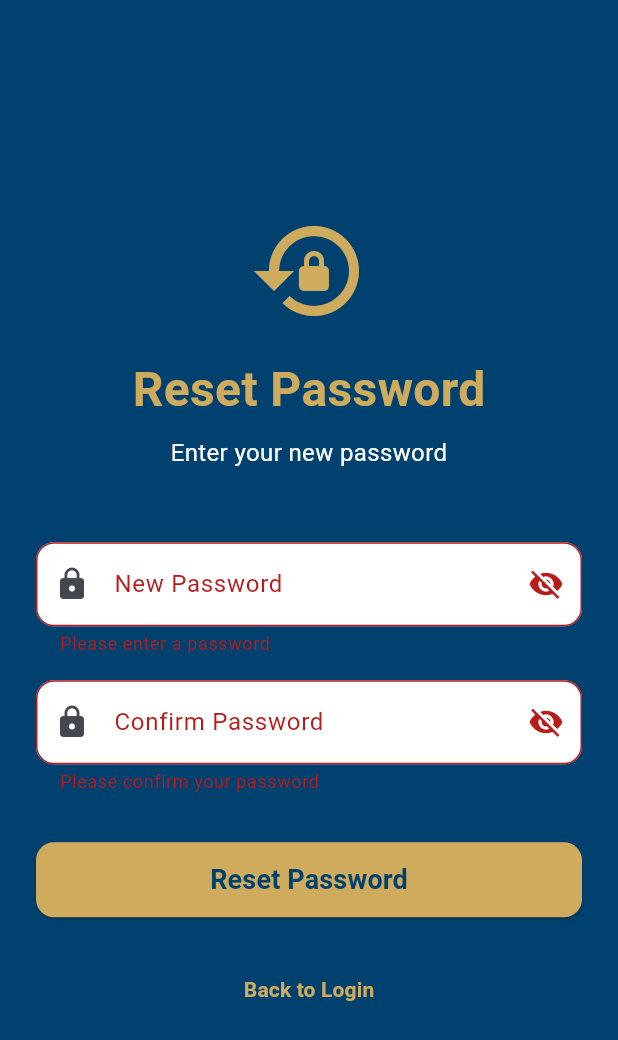
After one commit to dimitri-correia/dim-dim-health, a Flutter app: the ResetPasswordScreen screen opened directly, after a tap on "Reset Password", on a phone screen of 412 x 824 dp. The commit adds this screen. Shown: the top 1040 px of the screen. Run offline on Flutter 3.47's test engine with Material 3 defaults, Android fonts, the light colour scheme and no system bars; our stand-ins replace email_validator, flutter_secure_storage; accounts and stored records are empty; generated files the repository leaves out were written again; network calls fail.

Commit message:
flutter for email links handling

```diff
--- /dev/null
+++ b/app/dimdimhealth/lib/screens/reset_password_screen.dart
@@ -0,0 +1,309 @@
+import 'package:flutter/material.dart';
+import 'package:provider/provider.dart';
+import '../services/auth_provider.dart';
+import '../utils/app_config.dart';
+
+class ResetPasswordScreen extends StatefulWidget {
+  final String? token;
+
+  const ResetPasswordScreen({super.key, this.token});
+
+  @override
+  State<ResetPasswordScreen> createState() => _ResetPasswordScreenState();
+}
+
+class _ResetPasswordScreenState extends State<ResetPasswordScreen> {
+  final _formKey = GlobalKey<FormState>();
+  final _passwordController = TextEditingController();
+  final _confirmPasswordController = TextEditingController();
+  bool _passwordVisible = false;
+  bool _confirmPasswordVisible = false;
+  bool _resetSuccess = false;
+
+  @override
+  void dispose() {
+    _passwordController.dispose();
+    _confirmPasswordController.dispose();
+    super.dispose();
+  }
+
+  Future<void> _handleResetPassword() async {
+    if (_formKey.currentState!.validate()) {
+      final token = widget.token;
+      if (token == null || token.isEmpty) {
+        if (mounted) {
+          ScaffoldMessenger.of(context).showSnackBar(
+            const SnackBar(
+              content: Text('Invalid reset token. Please request a new reset link.'),
+              backgroundColor: Colors.red,
+            ),
+          );
+        }
+        return;
+      }
+
+      final authProvider = Provider.of<AuthProvider>(context, listen: false);
+
+      try {
+        final success = await authProvider.resetPassword(
+          token: token,
+          newPassword: _passwordController.text.trim(),
+        );
+
+        if (mounted) {
+          if (success) {
+            setState(() {
+              _resetSuccess = true;
+            });
+          } else {
+            ScaffoldMessenger.of(context).showSnackBar(
+              SnackBar(
+                content: Text(authProvider.error ?? 'Reset failed'),
+                backgroundColor: Colors.red,
+              ),
+            );
+          }
+        }
+      } catch (e) {
+        if (mounted) {
+          ScaffoldMessenger.of(context).showSnackBar(
+            SnackBar(content: Text('Error: $e'), backgroundColor: Colors.red),
+          );
+        }
+      }
+    }
+  }
+
+  @override
+  Widget build(BuildContext context) {
+    return Scaffold(
+      body: Container(
+        decoration: BoxDecoration(color: Theme.of(context).colorScheme.primary),
+        child: SafeArea(
+          child: Center(
+            child: SingleChildScrollView(
+              padding: const EdgeInsets.all(24.0),
+              child: _resetSuccess ? _buildSuccessView() : _buildFormView(),
+            ),
+          ),
+        ),
+      ),
+    );
+  }
+
+  Widget _buildFormView() {
+    return Consumer<AuthProvider>(
+      builder: (context, authProvider, _) {
+        return Form(
+          key: _formKey,
+          child: Column(
+            mainAxisAlignment: MainAxisAlignment.center,
+            children: [
+              const Icon(
+                Icons.lock_reset,
+                size: 80,
+                color: AppConfig.goldColor,
+              ),
+              const SizedBox(height: 16),
+              const Text(
+                'Reset Password',
+                style: TextStyle(
+                  fontSize: 32,
+                  fontWeight: FontWeight.bold,
+                  color: AppConfig.goldColor,
+                ),
+              ),
+              const SizedBox(height: 8),
+              const Text(
+                'Enter your new password',
+                style: TextStyle(fontSize: 16, color: AppConfig.whiteColor),
+                textAlign: TextAlign.center,
+              ),
+              const SizedBox(height: 48),
+
+              // New Password Field
+              TextFormField(
+                controller: _passwordController,
+                obscureText: !_passwordVisible,
+                decoration: InputDecoration(
+                  labelText: 'New Password',
+                  prefixIcon: const Icon(Icons.lock),
+                  suffixIcon: IconButton(
+                    icon: Icon(
+                      _passwordVisible
+                          ? Icons.visibility
+                          : Icons.visibility_off,
+                    ),
+                    onPressed: () {
+                      setState(() {
+                        _passwordVisible = !_passwordVisible;
+                      });
+                    },
+                  ),
+                  filled: true,
+                  fillColor: AppConfig.whiteColor,
+                  border: OutlineInputBorder(
+                    borderRadius: BorderRadius.circular(12),
+                  ),
+                ),
+                validator: (value) {
+                  if (value == null || value.isEmpty) {
+                    return 'Please enter a password';
+                  }
+                  if (value.length < 8) {
+                    return 'Password must be at least 8 characters';
+                  }
+                  return null;
+                },
+              ),
+              const SizedBox(height: 16),
+
+              // Confirm Password Field
+              TextFormField(
+                controller: _confirmPasswordController,
+                obscureText: !_confirmPasswordVisible,
+                decoration: InputDecoration(
+                  labelText: 'Confirm Password',
+                  prefixIcon: const Icon(Icons.lock),
+                  suffixIcon: IconButton(
+                    icon: Icon(
+                      _confirmPasswordVisible
+                          ? Icons.visibility
+                          : Icons.visibility_off,
+                    ),
+                    onPressed: () {
+                      setState(() {
+                        _confirmPasswordVisible = !_confirmPasswordVisible;
+                      });
+                    },
+                  ),
+                  filled: true,
+                  fillColor: AppConfig.whiteColor,
+                  border: OutlineInputBorder(
+                    borderRadius: BorderRadius.circular(12),
+                  ),
+                ),
+                validator: (value) {
+                  if (value == null || value.isEmpty) {
+                    return 'Please confirm your password';
+                  }
+                  if (value != _passwordController.text) {
+                    return 'Passwords do not match';
+                  }
+                  return null;
+                },
+              ),
+              const SizedBox(height: 32),
+
+              // Submit Button
+              SizedBox(
+                width: double.infinity,
+                height: 50,
+                child: ElevatedButton(
+                  onPressed: authProvider.isLoading
+                      ? null
+                      : _handleResetPassword,
+                  style: ElevatedButton.styleFrom(
+                    backgroundColor: AppConfig.goldColor,
+                    foregroundColor: AppConfig.blueColor,
+                    shape: RoundedRectangleBorder(
+                      borderRadius: BorderRadius.circular(12),
+                    ),
+                  ),
+                  child: authProvider.isLoading
+                      ? const SizedBox(
+                          width: 20,
+                          height: 20,
+                          child: CircularProgressIndicator(
+                            strokeWidth: 2,
+                            valueColor: AlwaysStoppedAnimation<Color>(
+                              AppConfig.blueColor,
+                            ),
+                          ),
+                        )
+                      : const Text(
+                          'Reset Password',
+                          style: TextStyle(
+                            fontSize: 18,
+                            fontWeight: FontWeight.bold,
+                          ),
+                        ),
+                ),
+              ),
+              const SizedBox(height: 24),
+
+              // Back to Login Link
+              TextButton(
+                onPressed: () {
+                  Navigator.of(context).pushReplacementNamed('/login');
+                },
+                child: const Text(
+                  'Back to Login',
+                  style: TextStyle(
+                    color: AppConfig.goldColor,
+                    fontWeight: FontWeight.bold,
+                  ),
+                ),
+              ),
+            ],
+          ),
+        );
+      },
+    );
+  }
+
+  Widget _buildSuccessView() {
+    return Column(
+      mainAxisAlignment: MainAxisAlignment.center,
+      children: [
+        // Success Icon
+        Container(
+          padding: const EdgeInsets.all(20),
+          decoration: const BoxDecoration(
+            color: Colors.green,
+            shape: BoxShape.circle,
+          ),
+          child: const Icon(Icons.check, size: 80, color: AppConfig.whiteColor),
+        ),
+        const SizedBox(height: 32),
+        const Text(
+          'Password Reset!',
+          style: TextStyle(
+            fontSize: 32,
+            fontWeight: FontWeight.bold,
+            color: AppConfig.goldColor,
+          ),
+        ),
+        const SizedBox(height: 16),
+        const Text(
+          'Your password has been reset successfully. You are now logged in.',
+          style: TextStyle(fontSize: 16, color: AppConfig.whiteColor),
+          textAlign: TextAlign.center,
+        ),
+        const SizedBox(height: 48),
+
+        // Go to Home Button
+        SizedBox(
+          width: double.infinity,
+          height: 50,
+          child: ElevatedButton(
+            onPressed: () {
+              Navigator.of(context).pushReplacementNamed('/home');
+            },
+            style: ElevatedButton.styleFrom(
+              backgroundColor: AppConfig.goldColor,
+              foregroundColor: AppConfig.blueColor,
+              shape: RoundedRectangleBorder(
+                borderRadius: BorderRadius.circular(12),
+              ),
+            ),
+            child: const Text(
+              'Go to Home',
+              style: TextStyle(fontSize: 18, fontWeight: FontWeight.bold),
+            ),
+          ),
+        ),
+      ],
+    );
+  }
+}
```
Also changed, not shown: app/dimdimhealth/lib/main.dart (+21 -2 lines), app/dimdimhealth/lib/models/user.dart (+35 -0 lines), app/dimdimhealth/lib/screens/verify_email_screen.dart (added, +222 -0 lines), app/dimdimhealth/lib/services/api_service.dart (+46 -0 lines), app/dimdimhealth/lib/services/auth_provider.dart (+60 -0 lines).
